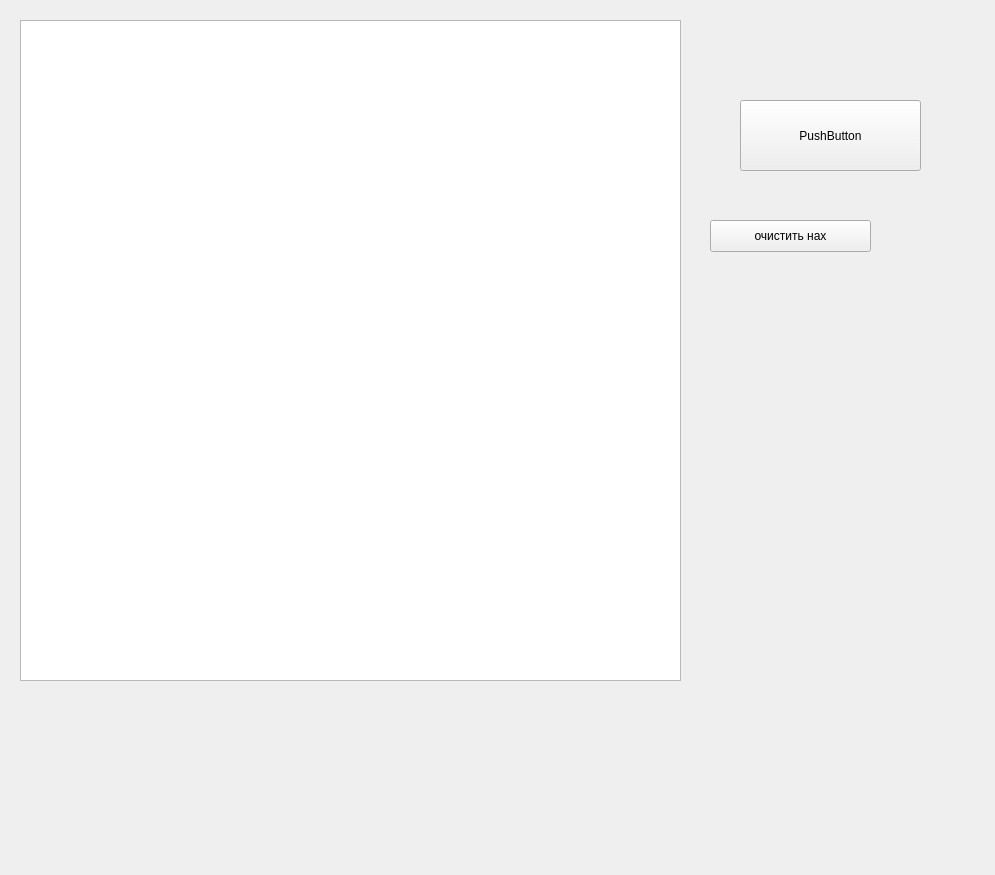
Old version of the form src/interface/painter.ui in the repository superhacker1999/s21_multilayer_perceptron.
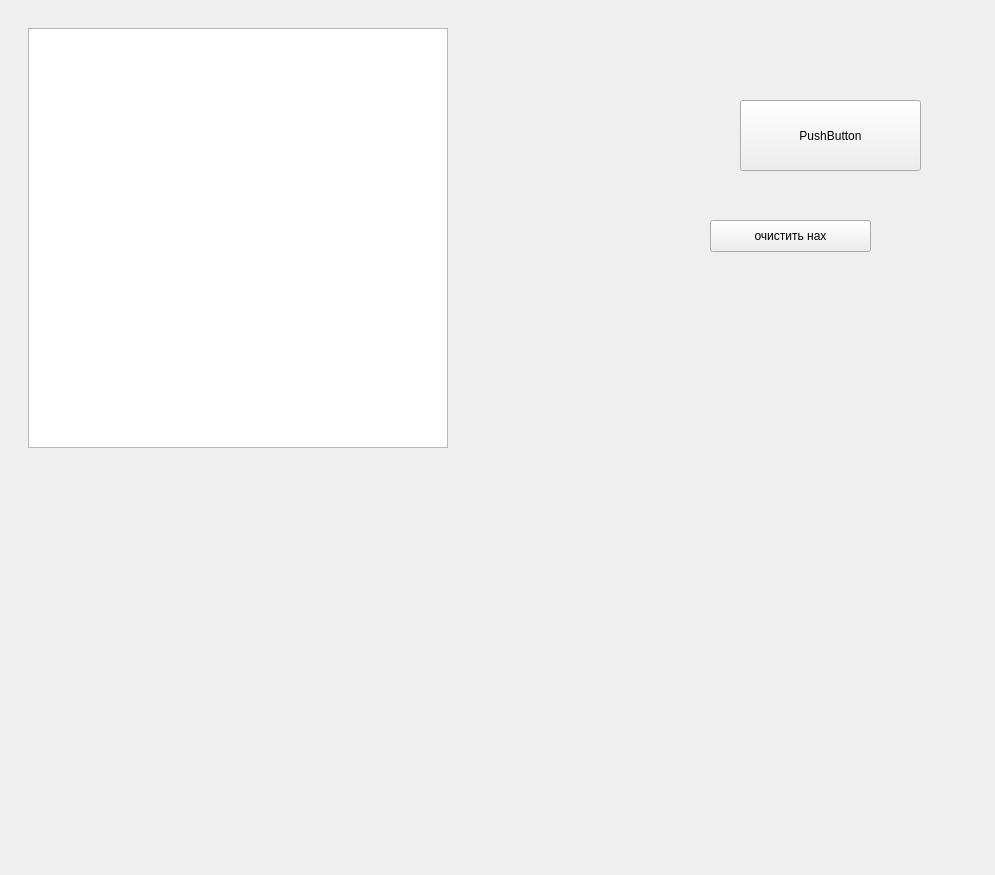
New version of the form.

Commit message: fixed painter scrolling

Patch:
```diff
--- a/src/interface/painter.ui
+++ b/src/interface/painter.ui
@@ -16,12 +16,39 @@
   <widget class="QGraphicsView" name="painter_obj">
    <property name="geometry">
     <rect>
-     <x>20</x>
-     <y>20</y>
-     <width>661</width>
-     <height>661</height>
+     <x>28</x>
+     <y>28</y>
+     <width>420</width>
+     <height>420</height>
     </rect>
    </property>
+   <property name="sizePolicy">
+    <sizepolicy hsizetype="Fixed" vsizetype="Fixed">
+     <horstretch>0</horstretch>
+     <verstretch>0</verstretch>
+    </sizepolicy>
+   </property>
+   <property name="maximumSize">
+    <size>
+     <width>420</width>
+     <height>420</height>
+    </size>
+   </property>
+   <property name="lineWidth">
+    <number>0</number>
+   </property>
+   <property name="verticalScrollBarPolicy">
+    <enum>Qt::ScrollBarAlwaysOff</enum>
+   </property>
+   <property name="horizontalScrollBarPolicy">
+    <enum>Qt::ScrollBarAlwaysOff</enum>
+   </property>
+   <property name="sizeAdjustPolicy">
+    <enum>QAbstractScrollArea::AdjustIgnored</enum>
+   </property>
+   <property name="viewportUpdateMode">
+    <enum>QGraphicsView::MinimalViewportUpdate</enum>
+   </property>
   </widget>
   <widget class="QPushButton" name="predict_button">
    <property name="geometry">
```
The commit also changes 1 other file.
